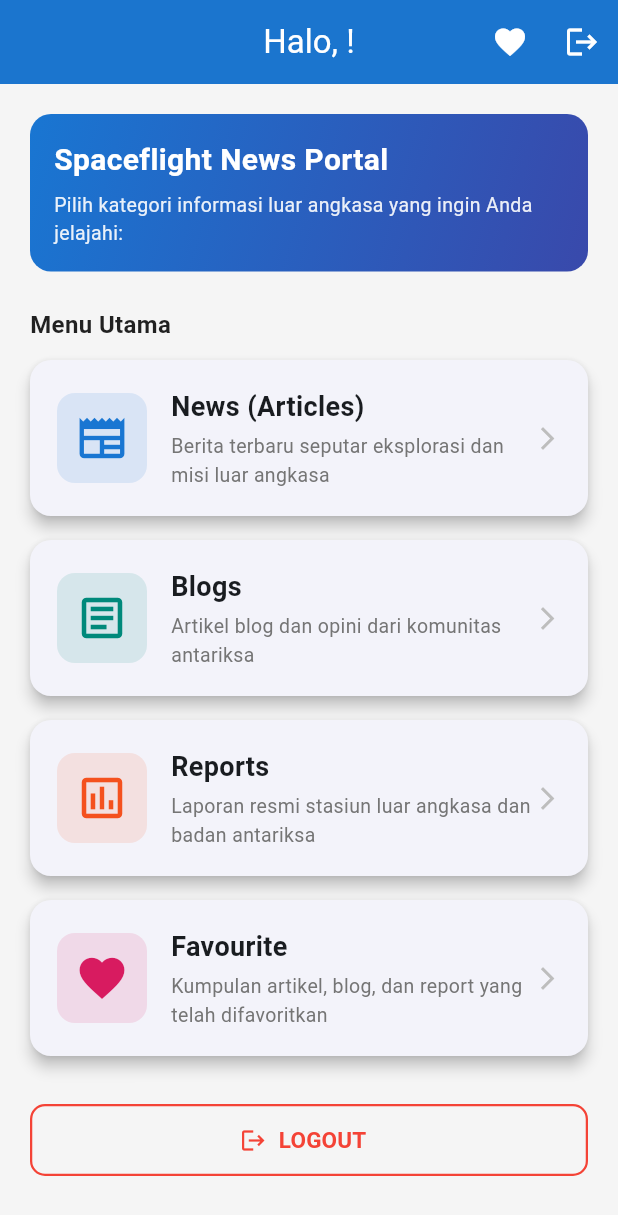
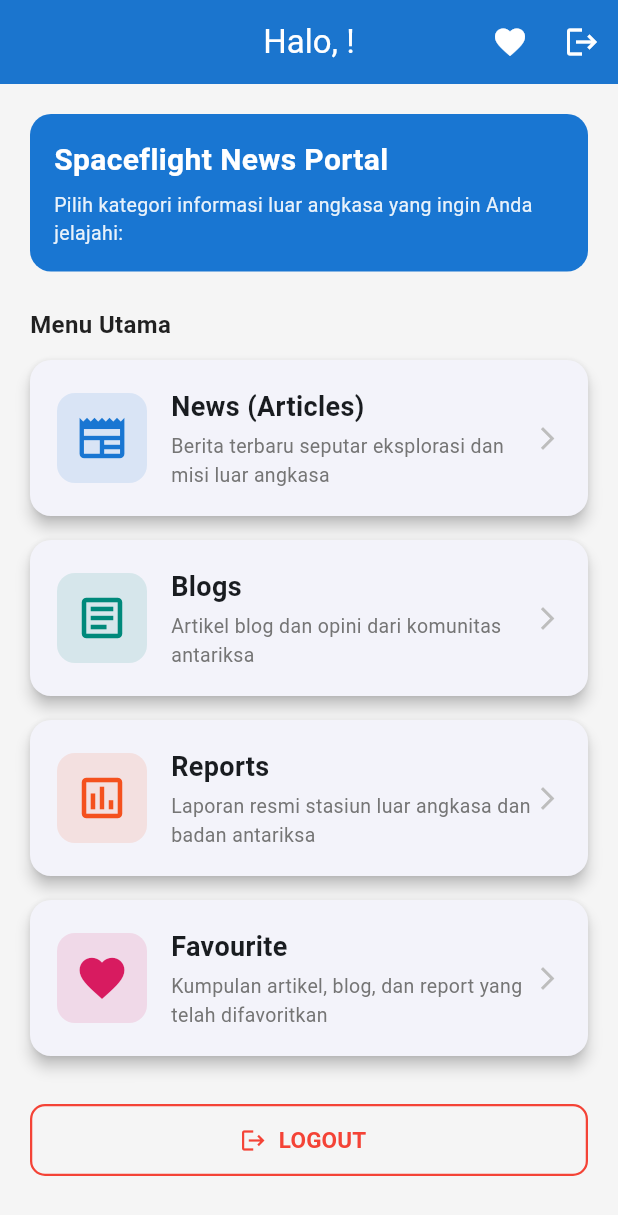
Before and after one commit to justin-rar/124240074_LatResMobile_SI-E, a Flutter app: the MainMenuScreen screen opened directly with empty values, on a phone screen of 412 x 824 dp. Shown: the top 1215 px of the screen. Run offline on Flutter 3.47's test engine with Material 3 defaults, Android fonts, the phone set to English and light mode, and no system bars; our stand-ins replace hive, hive_flutter, shared_preferences; accounts and stored records are empty.

Commit message:
style: ganti warna gradasi banner menjadi warna solid (Colors.blue.shade700)

```diff
--- a/lib/screens/main_menu_screen.dart
+++ b/lib/screens/main_menu_screen.dart
@@ -138,11 +138,7 @@ class MainMenuScreen extends StatelessWidget {
               width: double.infinity,
               padding: const EdgeInsets.all(16),
               decoration: BoxDecoration(
-                gradient: LinearGradient(
-                  colors: [Colors.blue.shade700, Colors.indigo.shade600],
-                  begin: Alignment.topLeft,
-                  end: Alignment.bottomRight,
-                ),
+                color: Colors.blue.shade700,
                 borderRadius: BorderRadius.circular(14),
               ),
               child: Column(
```
Also changed, not shown: lib/models/article_model.dart (line endings or trailing spaces), lib/screens/list_screen.dart (line endings or trailing spaces), lib/screens/login_screen.dart (line endings or trailing spaces), lib/screens/register_screen.dart (line endings or trailing spaces), lib/services/api_service.dart (line endings or trailing spaces), lib/services/auth_service.dart (line endings or trailing spaces), lib/services/favorite_service.dart (line endings or trailing spaces).
